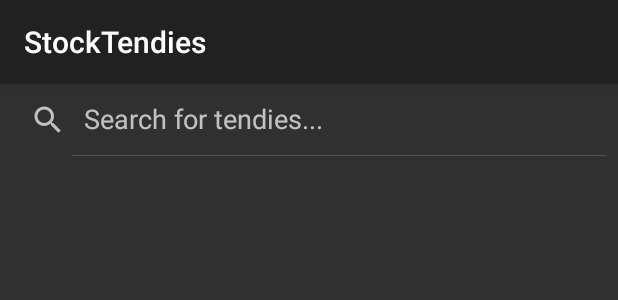
After one commit to jamesjlee/StockTendies, an Android app: the layout add_tendies_to_portfolio.xml on its own in the app's theme, with its tools: preview values and no code run, on a phone screen of 412 x 824 dp. The commit adds this screen. Shown: the top 300 px of the screen. Run offline under Robolectric (Android 15) with nearby library versions, the phone set to English and light mode, and no system bars.

Commit message:
Added toolbar buttons and add tendies activity.

```diff
--- a/app/src/main/java/co/crisdev/stocktendies/MyListAdapter.java
+++ b/app/src/main/java/co/crisdev/stocktendies/MyListAdapter.java
@@ -1,7 +1,6 @@
 package co.crisdev.stocktendies;
 
 import android.content.Context;
-import android.graphics.drawable.Drawable;
 import android.view.LayoutInflater;
 import android.view.View;
 import android.view.ViewGroup;
--- /dev/null
+++ b/app/src/main/res/layout/add_tendies_to_portfolio.xml
@@ -0,0 +1,19 @@
+<?xml version="1.0" encoding="utf-8"?>
+<android.support.constraint.ConstraintLayout xmlns:android="http://schemas.android.com/apk/res/android"
+    xmlns:app="http://schemas.android.com/apk/res-auto"
+    xmlns:tools="http://schemas.android.com/tools"
+    android:layout_width="match_parent"
+    android:layout_height="match_parent"
+    tools:context="co.crisdev.stocktendies.AddTendiesToPortfolio">
+
+    <SearchView
+        android:id="@+id/searchForTendies"
+        android:queryHint="Search for tendies..."
+        android:layout_width="match_parent"
+        android:focusable="true"
+        android:iconifiedByDefault="false"
+        android:layout_height="wrap_content">
+    </SearchView>
+
+
+</android.support.constraint.ConstraintLayout>
--- a/app/src/main/res/values/strings.xml
+++ b/app/src/main/res/values/strings.xml
@@ -9,4 +9,7 @@
     <string name="tendiesPercentSymbol">%</string>
     <string name="tendiesPercentPlusSymbol">+</string>
     <string name="tendiesPercentMinusSymbol">-</string>
+    <string name="addTendies">Add</string>
+    <string name="resetTendies">Reset</string>
+    <string name="aboutTendies">About </string>
 </resources>
```
Also changed, not shown: app/src/main/AndroidManifest.xml (+7 -0 lines), app/src/main/java/co/crisdev/stocktendies/AddTendiesToPortfolio.java (added, +20 -0 lines), app/src/main/java/co/crisdev/stocktendies/MainActivity.java (+48 -10 lines), app/src/main/res/menu/main_menu.xml (added, +26 -0 lines).
